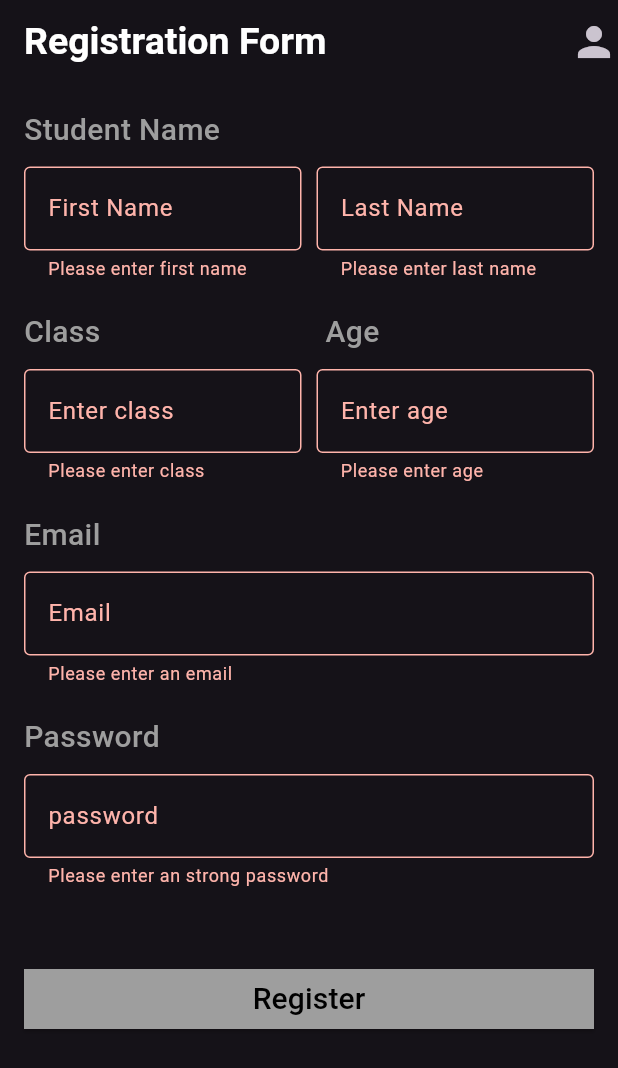
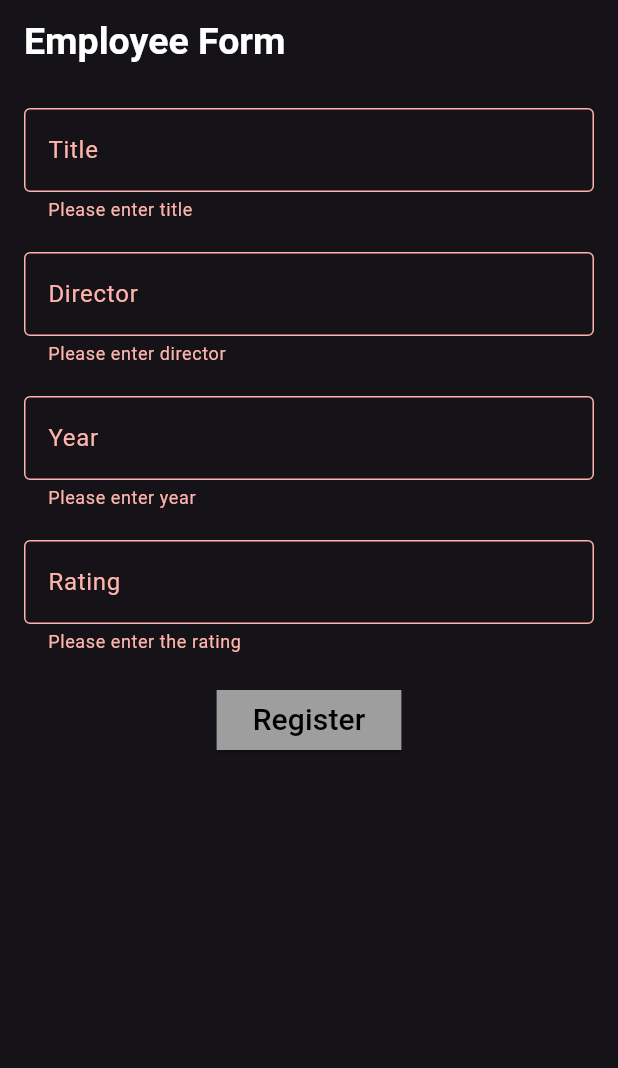
Before and after one commit to DiyaShajith/firebase-practice, a Flutter app: the screen it shows after launch, after a tap on "Register", on a phone screen of 412 x 824 dp. Shown: the top 1068 px of the screen. Run offline on Flutter 3.47's test engine with Material 3 defaults, Android fonts, the phone set to English and light mode, and no system bars; our stand-ins replace cloud_firestore, firebase_core; accounts and stored records are empty.

```diff
--- a/lib/main.dart
+++ b/lib/main.dart
@@ -1,4 +1,6 @@
 import 'package:flutter/material.dart';
+import 'package:todo_with_firebase/employeeform/emp.dart';
+import 'package:todo_with_firebase/movie/movieview.dart';
 import 'package:todo_with_firebase/recipe/recipeview.dart';
 import 'package:todo_with_firebase/registerform/registerview.dart';
 import 'package:todo_with_firebase/view/todo_view.dart';
@@ -27,7 +29,7 @@ class MyApp extends StatelessWidget {
             seedColor: Colors.deepPurple, brightness: Brightness.dark),
         useMaterial3: true,
       ),
-      home:  Registerview(),
+      home: const MovieView(),
     );
   }
 }
--- /dev/null
+++ b/lib/movie/movieadd.dart
@@ -0,0 +1,22 @@
+import 'package:cloud_firestore/cloud_firestore.dart';
+
+class Movieadd {
+  Future<String?> addMovie({
+    required String title,
+    required String director,
+    required String year,
+    required String rating,
+  }) async {
+    try {
+      await FirebaseFirestore.instance.collection("movie").add({
+        "title_name": title,
+        "director": director,
+        "year": year,
+        "rating": rating,
+      });
+      return "success";
+    } catch (e) {
+      return "Error adding";
+    }
+  }
+}
--- /dev/null
+++ b/lib/movie/movieview.dart
@@ -0,0 +1,133 @@
+import 'package:flutter/foundation.dart';
+import 'package:flutter/material.dart';
+import 'package:todo_with_firebase/employeeform/empadd.dart';
+import 'package:todo_with_firebase/movie/movieadd.dart';
+
+class MovieView extends StatefulWidget {
+  const MovieView({super.key});
+
+  @override
+  State<MovieView> createState() => _MovieViewState();
+}
+
+class _MovieViewState extends State<MovieView> {
+  final TextEditingController _titleController = TextEditingController();
+  final TextEditingController _directorController = TextEditingController();
+  final TextEditingController _yearController = TextEditingController();
+  final TextEditingController _ratingController = TextEditingController();
+  final _formKey = GlobalKey<FormState>();
+
+  @override
+  void dispose() {
+    _titleController.dispose();
+    _directorController.dispose();
+    _yearController.dispose();
+    _ratingController.dispose();
+
+    super.dispose();
+  }
+
+  @override
+  Widget build(BuildContext context) {
+    return Scaffold(
+      appBar: AppBar(
+        title: const Text(
+          "Employee Form",
+          style: TextStyle(
+              color: Colors.white, fontSize: 25, fontWeight: FontWeight.bold),
+        ),
+      ),
+      body: Padding(
+        padding: const EdgeInsets.all(16),
+        child: Form(
+          key: _formKey,
+          child: Column(
+            children: [
+              TextFormField(
+                controller: _titleController,
+                decoration: const InputDecoration(
+                    label: Text("Title"), border: OutlineInputBorder()),
+                validator: (value) {
+                  if (value == null || value.isEmpty) {
+                    return 'Please enter title';
+                  }
+                  return null;
+                },
+              ),
+              const SizedBox(
+                height: 20,
+              ),
+              TextFormField(
+                controller: _directorController,
+                decoration: const InputDecoration(
+                    label: Text("Director"), border: OutlineInputBorder()),
+                validator: (value) {
+                  if (value == null || value.isEmpty) {
+                    return 'Please enter director';
+                  }
+                  return null;
+                },
+              ),
+              const SizedBox(
+                height: 20,
+              ),
+              TextFormField(
+                controller: _yearController,
+                decoration: const InputDecoration(
+                    label: Text("Year"), border: OutlineInputBorder()),
+                validator: (value) {
+                  if (value == null || value.isEmpty) {
+                    return 'Please enter year';
+                  }
+                  return null;
+                },
+              ),
+              const SizedBox(
+                height: 20,
+              ),
+              TextFormField(
+                controller: _ratingController,
+                decoration: const InputDecoration(
+                    label: Text("Rating"), border: OutlineInputBorder()),
+                validator: (value) {
+                  if (value == null || value.isEmpty) {
+                    return 'Please enter the rating';
+                  }
+                  return null;
+                },
+              ),
+              const SizedBox(
+                height: 20,
+              ),
+              ElevatedButton(
+                style: ElevatedButton.styleFrom(
+                    backgroundColor: Colors.grey,
+                    shape: const RoundedRectangleBorder()),
+                onPressed: () {
+                  if (_formKey.currentState!.validate()) {
+                    Movieadd().addMovie(
+                      title: _titleController.text,
+                      director: _directorController.text,
+                      year: _yearController.text,
+                      rating: _ratingController.text,
+                    );
+
+                    ScaffoldMessenger.of(context).showSnackBar(
+                      const SnackBar(
+                        content: Text('Registration Successful'),
+                      ),
+                    );
+                  }
+                },
+                child: const Text(
+                  "Register",
+                  style: TextStyle(color: Colors.black, fontSize: 20),
+                ),
+              ),
+            ],
+          ),
+        ),
+      ),
+    );
+  }
+}
--- a/pubspec.yaml
+++ b/pubspec.yaml
@@ -37,6 +37,7 @@ dependencies:
   cupertino_icons: ^1.0.8
   firebase_core: ^3.5.0
   cloud_firestore: ^5.4.2
+  firebase_auth: ^5.3.0
 
 dev_dependencies:
   flutter_test:
```
Also changed, not shown: lib/authentication/reglogin.dart (added, +72 -0 lines), lib/employeeform/emp.dart (added, +132 -0 lines), lib/employeeform/empadd.dart (added, +22 -0 lines), pubspec.lock, 4 other files.
